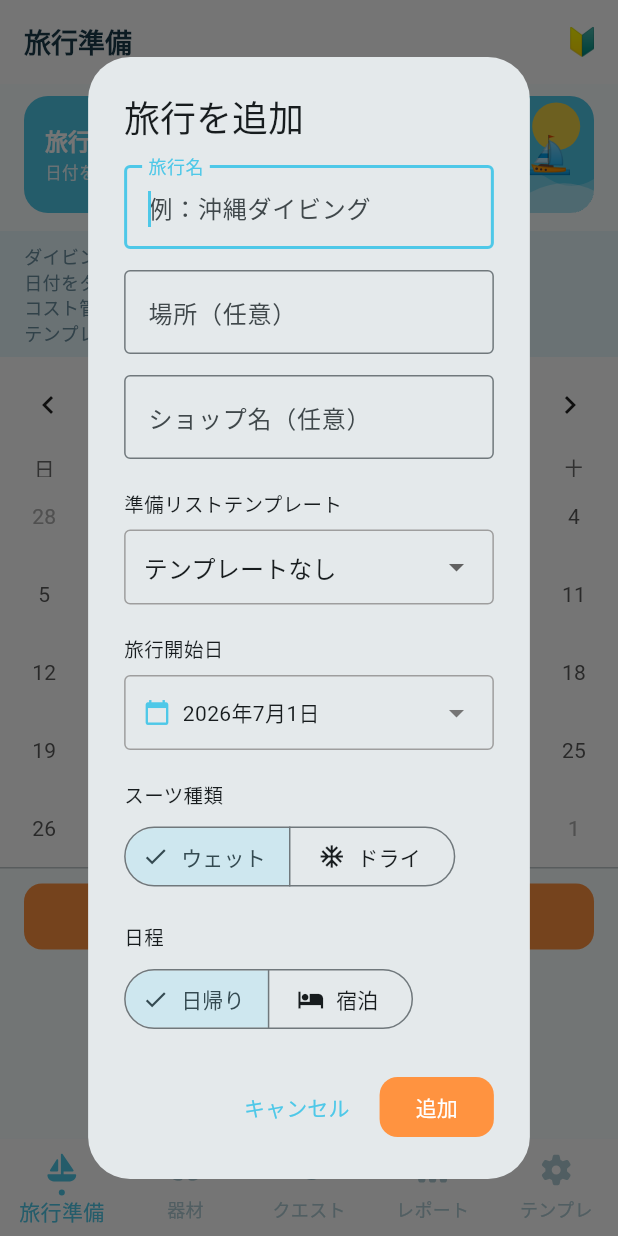
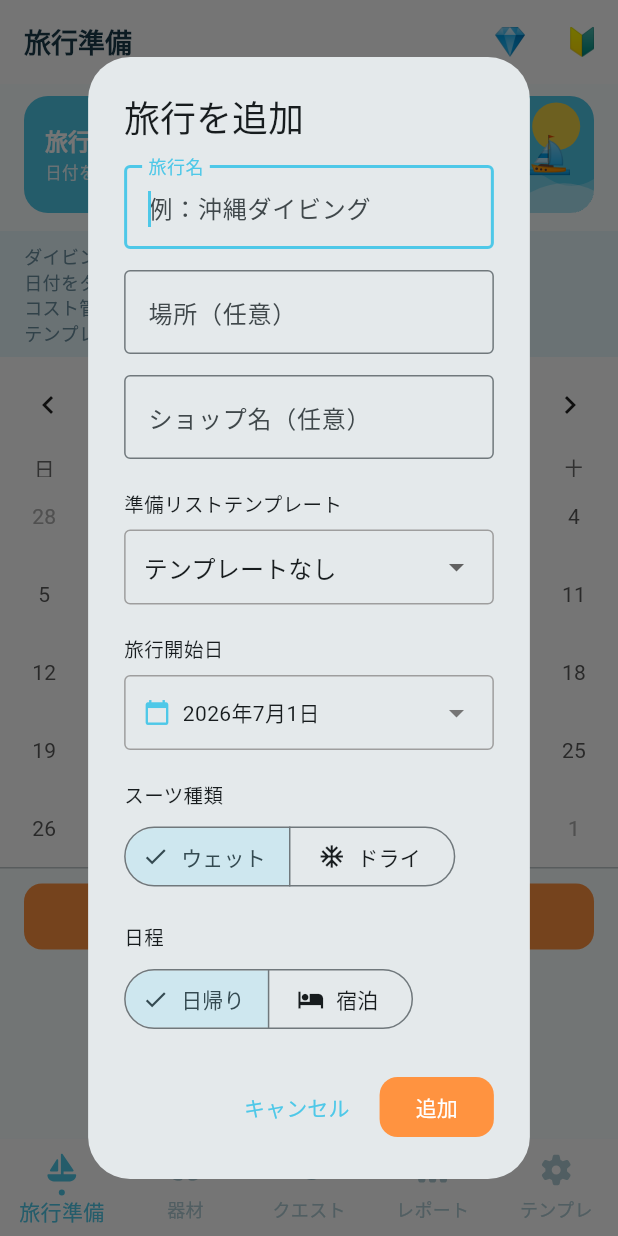
Before and after one commit to sakura9625/diving-prep-app, a Flutter app: the screen it shows after launch, after a tap on "旅行を追加", on a phone screen of 412 x 824 dp. Run offline on Flutter 3.47's test engine with Material 3 defaults, Android fonts, the phone set to English and light mode, and no system bars; drawn by our look-alikes of table_calendar; our stand-ins replace cloud_firestore, device_info_plus, firebase_auth, firebase_core, fl_chart, flutter_svg and 4 more; accounts and stored records are empty; statements that could not run were skipped.

Commit message:
feat: add upgrade button to all tab AppBars

```diff
--- a/lib/screens/cost_screen.dart
+++ b/lib/screens/cost_screen.dart
@@ -7,6 +7,7 @@ import '../models/trip_cost.dart';
 import '../services/user_service.dart';
 import '../widgets/help_bottom_sheet.dart';
 import '../widgets/sky_card.dart';
+import '../widgets/upgrade_dialog.dart';
 
 // ─── 集計モデル ───────────────────────────────────────────────────────────────
 
@@ -483,6 +484,11 @@ class _CostScreenState extends State<CostScreen>
       appBar: AppBar(
         title: const Text('レポート'),
         actions: [
+          IconButton(
+            icon: const Text('💎', style: TextStyle(fontSize: 18)),
+            tooltip: 'プランを見る',
+            onPressed: () => UpgradeDialog.show(context),
+          ),
           IconButton(
             icon: const Icon(Icons.refresh, size: 20),
             tooltip: '再読み込み',
--- a/lib/screens/equipment_screen.dart
+++ b/lib/screens/equipment_screen.dart
@@ -418,6 +418,11 @@ class _EquipmentScreenState extends State<EquipmentScreen>
         title: const Text('マイ器材'),
         actions: [
           IconButton(
+            icon: const Text('💎', style: TextStyle(fontSize: 18)),
+            tooltip: 'プランを見る',
+            onPressed: () => UpgradeDialog.show(context),
+          ),
+          IconButton(
             icon: const Text('🔰', style: TextStyle(fontSize: 18)),
             tooltip: '使い方',
             onPressed: () => HelpBottomSheet.show(context, HelpTab.equipment),
--- a/lib/screens/marine_life_screen.dart
+++ b/lib/screens/marine_life_screen.dart
@@ -3,6 +3,7 @@ import 'package:flutter/material.dart';
 import '../services/user_service.dart';
 import '../widgets/help_bottom_sheet.dart';
 import '../widgets/sky_card.dart';
+import '../widgets/upgrade_dialog.dart';
 
 // --- データモデル ---
 class MarineLifeItem {
@@ -485,6 +486,11 @@ class _MarineLifeScreenState extends State<MarineLifeScreen> {
         title: const Text('生物クエスト'),
         actions: [
           IconButton(
+            icon: const Text('💎', style: TextStyle(fontSize: 18)),
+            tooltip: 'プランを見る',
+            onPressed: () => UpgradeDialog.show(context),
+          ),
+          IconButton(
             icon: const Text('🔰', style: TextStyle(fontSize: 18)),
             tooltip: '使い方',
             onPressed: () => HelpBottomSheet.show(context, HelpTab.quest),
--- a/lib/screens/template_screen.dart
+++ b/lib/screens/template_screen.dart
@@ -472,6 +472,11 @@ class _TemplateScreenState extends State<TemplateScreen> {
       appBar: AppBar(
         title: const Text('準備リストの設定'),
         actions: [
+          IconButton(
+            icon: const Text('💎', style: TextStyle(fontSize: 18)),
+            tooltip: 'プランを見る',
+            onPressed: () => UpgradeDialog.show(context),
+          ),
           IconButton(
             icon: const Text('🔰', style: TextStyle(fontSize: 18)),
             tooltip: '使い方',
--- a/lib/screens/travel_screen.dart
+++ b/lib/screens/travel_screen.dart
@@ -554,6 +554,11 @@ class _TravelScreenState extends State<TravelScreen> {
         title: const Text('旅行準備'),
         actions: [
           IconButton(
+            icon: const Text('💎', style: TextStyle(fontSize: 18)),
+            tooltip: 'プランを見る',
+            onPressed: () => UpgradeDialog.show(context),
+          ),
+          IconButton(
             icon: const Text('🔰', style: TextStyle(fontSize: 18)),
             tooltip: '使い方',
             onPressed: () => HelpBottomSheet.show(context, HelpTab.travel),
```
